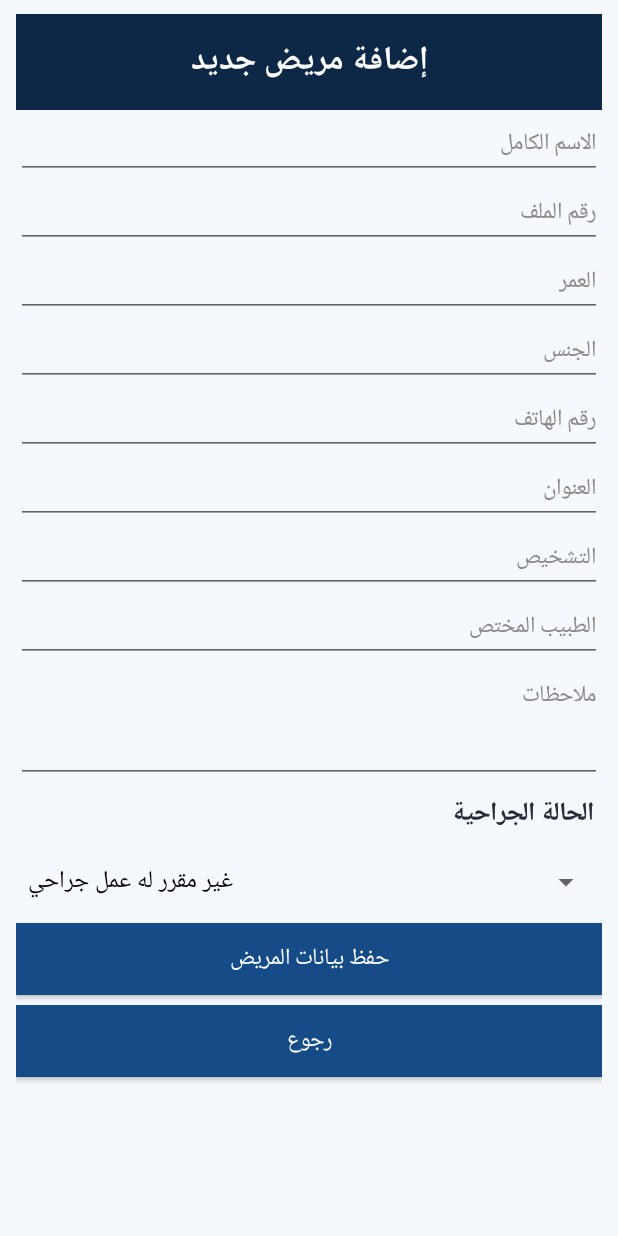
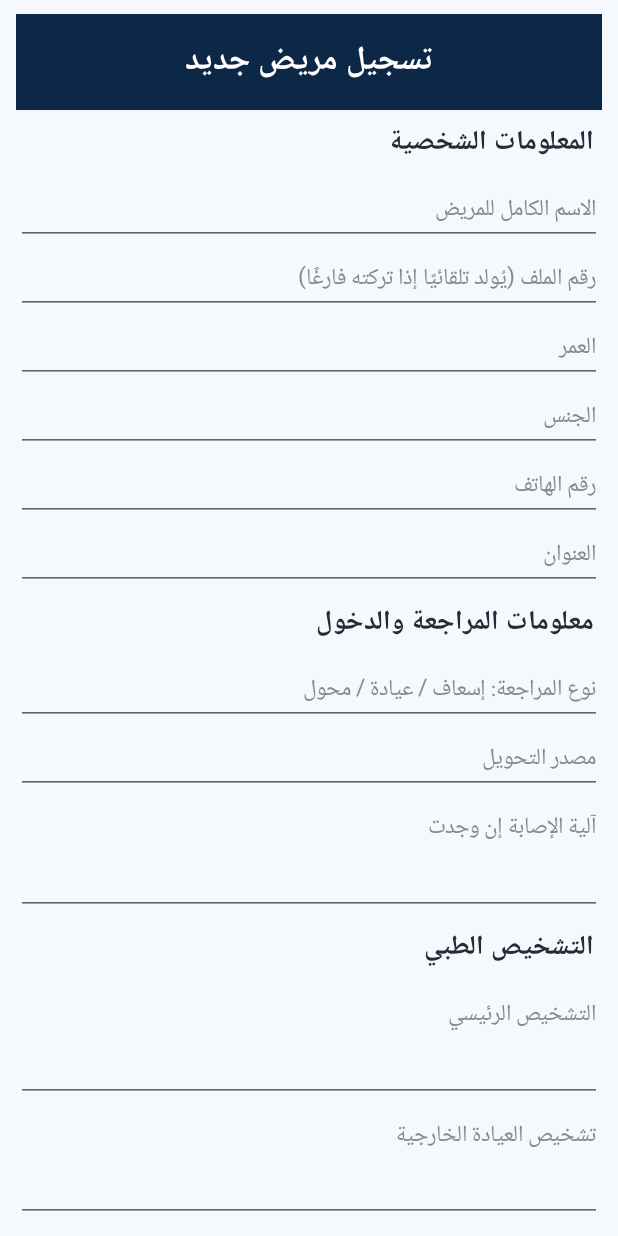
Before and after one commit to dryasser1993-wq/Neurosurgery, an Android app: the screen it shows after launch (MainActivity), after a tap on "إضافة مريض جديد", on a phone screen of 412 x 824 dp. Run offline under Robolectric (Android 15) with nearby library versions, the phone set to English and light mode, and no system bars; 1 other tap on this screen came first.

Commit message:
Update MainActivity.kt

```diff
--- a/app/src/main/java/com/neurosurgery/app/MainActivity.kt
+++ b/app/src/main/java/com/neurosurgery/app/MainActivity.kt
@@ -417,51 +417,94 @@ class MainActivity : Activity() {
         return edit
     }
 
+
 private fun showAddPatient() {
     createRoot()
-        addHeader("إضافة مريض جديد")
-        val name = createInput("الاسم الكامل")
-        val fileNumber = createInput("رقم الملف")
+    addHeader("تسجيل مريض جديد")
+
+    addText("المعلومات الشخصية", 18f, true)
+
+    val name = createInput("الاسم الكامل للمريض")
+    val fileNumber = createInput("رقم الملف (يُولد تلقائيًا إذا تركته فارغًا)")
     val age = createInput("العمر")
     val gender = createInput("الجنس")
     val phone = createInput("رقم الهاتف")
     val address = createInput("العنوان")
-        val diagnosis = createInput("التشخيص")
+
+    addText("معلومات المراجعة والدخول", 18f, true)
+
+    val admissionType = createInput("نوع المراجعة: إسعاف / عيادة / محول")
+    val referralSource = createInput("مصدر التحويل")
+    val injuryMechanism = createInput("آلية الإصابة إن وجدت", true)
+
+    addText("التشخيص الطبي", 18f, true)
+
+    val diagnosis = createInput("التشخيص الرئيسي", true)
+    val outpatientDiagnosis = createInput("تشخيص العيادة الخارجية", true)
+    val differentialDiagnoses = createInput("التشخيصات التفريقية", true)
     val specialist = createInput("الطبيب المختص")
-        val notes = createInput("ملاحظات", true)
+    val notes = createInput("ملاحظات إضافية", true)
+
     addText("الحالة الجراحية", 17f, true)
+
     val statuses = listOf(
         DatabaseHelper.SURGICAL_NOT_PLANNED,
         DatabaseHelper.SURGICAL_PREPARATION,
         DatabaseHelper.SURGICAL_READY,
         DatabaseHelper.SURGICAL_COMPLETED
     )
+
     val statusSpinner = Spinner(this)
-        statusSpinner.adapter = ArrayAdapter(this, android.R.layout.simple_spinner_dropdown_item, statuses)
+    statusSpinner.adapter = ArrayAdapter(
+        this,
+        android.R.layout.simple_spinner_dropdown_item,
+        statuses
+    )
     root.addView(statusSpinner)
-        addButton("حفظ بيانات المريض") {
+
+    addButton("حفظ ملف المريض") {
         val patientName = name.text.toString().trim()
+
         if (patientName.isEmpty()) {
             name.error = "يرجى إدخال اسم المريض"
             return@addButton
         }
+
         val id = db.insertPatient(
-                patientName, fileNumber.text.toString(), age.text.toString(),
-                gender.text.toString(), phone.text.toString(), address.text.toString(),
-                diagnosis.text.toString(), notes.text.toString(), specialist.text.toString()
+            patientName,
+            fileNumber.text.toString().trim(),
+            age.text.toString().trim(),
+            gender.text.toString().trim(),
+            phone.text.toString().trim(),
+            address.text.toString().trim(),
+            diagnosis.text.toString().trim(),
+            notes.text.toString().trim(),
+            specialist.text.toString().trim(),
+            admissionType.text.toString().trim(),
+            referralSource.text.toString().trim(),
+            injuryMechanism.text.toString().trim(),
+            outpatientDiagnosis.text.toString().trim(),
+            differentialDiagnoses.text.toString().trim()
         )
+
         if (id == -1L) {
             showMessage("تعذر حفظ بيانات المريض")
             return@addButton
         }
+
         val status = statusSpinner.selectedItem.toString()
         if (status != DatabaseHelper.SURGICAL_NOT_PLANNED) {
             db.savePatientSurgicalStatus(id.toInt(), status)
         }
+
         showMessage("تم تسجيل المريض بنجاح")
         showPatientDetails(id.toInt(), patientName)
     }
-        addButton("رجوع") { showDashboard() }
+
+    addButton("إلغاء والعودة") {
+        showPatientList()
+    }
+
     setContentView(root)
 }
 
```
Lines whose indentation alone changed are shown as unchanged.
